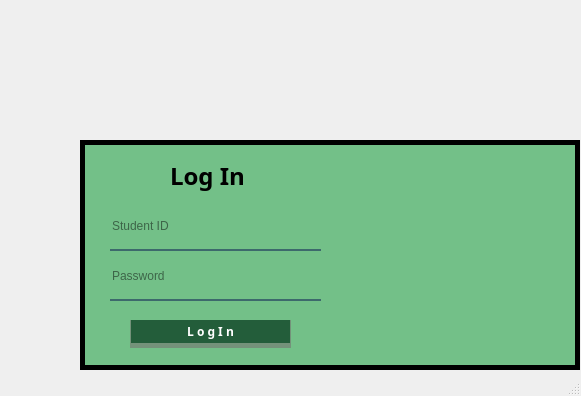
First picture: the form in login.ui, repository PonMorin/BottleAI, before the edit.
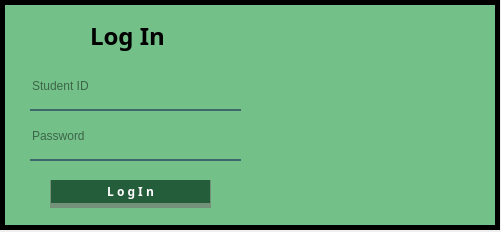
Second picture: the form after the edit. Icons and pictures are not drawn.

What changed in the file:
```diff
--- a/login.ui
+++ b/login.ui
@@ -6,8 +6,8 @@
    <rect>
     <x>0</x>
     <y>0</y>
-    <width>581</width>
-    <height>396</height>
+    <width>501</width>
+    <height>232</height>
    </rect>
   </property>
   <property name="windowTitle">
@@ -43,8 +43,8 @@
    <widget class="QLabel" name="label_2">
     <property name="geometry">
      <rect>
-      <x>80</x>
-      <y>140</y>
+      <x>0</x>
+      <y>0</y>
       <width>500</width>
       <height>230</height>
      </rect>
@@ -66,8 +66,8 @@
    <widget class="QLabel" name="label_3">
     <property name="geometry">
      <rect>
-      <x>370</x>
-      <y>160</y>
+      <x>290</x>
+      <y>20</y>
       <width>191</width>
       <height>191</height>
      </rect>
@@ -82,8 +82,8 @@
    <widget class="QLabel" name="label_4">
     <property name="geometry">
      <rect>
-      <x>170</x>
-      <y>160</y>
+      <x>90</x>
+      <y>20</y>
       <width>90</width>
       <height>31</height>
      </rect>
@@ -103,8 +103,8 @@
    <widget class="QLineEdit" name="student_ID">
     <property name="geometry">
      <rect>
-      <x>110</x>
-      <y>210</y>
+      <x>30</x>
+      <y>70</y>
       <width>211</width>
       <height>41</height>
      </rect>
@@ -123,8 +123,8 @@
    <widget class="QLineEdit" name="student_Pass">
     <property name="geometry">
      <rect>
-      <x>110</x>
-      <y>260</y>
+      <x>30</x>
+      <y>120</y>
       <width>211</width>
       <height>41</height>
      </rect>
@@ -146,8 +146,8 @@
    <widget class="QPushButton" name="Login_Button">
     <property name="geometry">
      <rect>
-      <x>130</x>
-      <y>320</y>
+      <x>50</x>
+      <y>180</y>
       <width>161</width>
       <height>28</height>
      </rect>
@@ -165,7 +165,6 @@
     </property>
    </widget>
   </widget>
-  <widget class="QStatusBar" name="statusbar"/>
  </widget>
  <resources>
   <include location="Res_01/RES_01.qrc"/>
```
